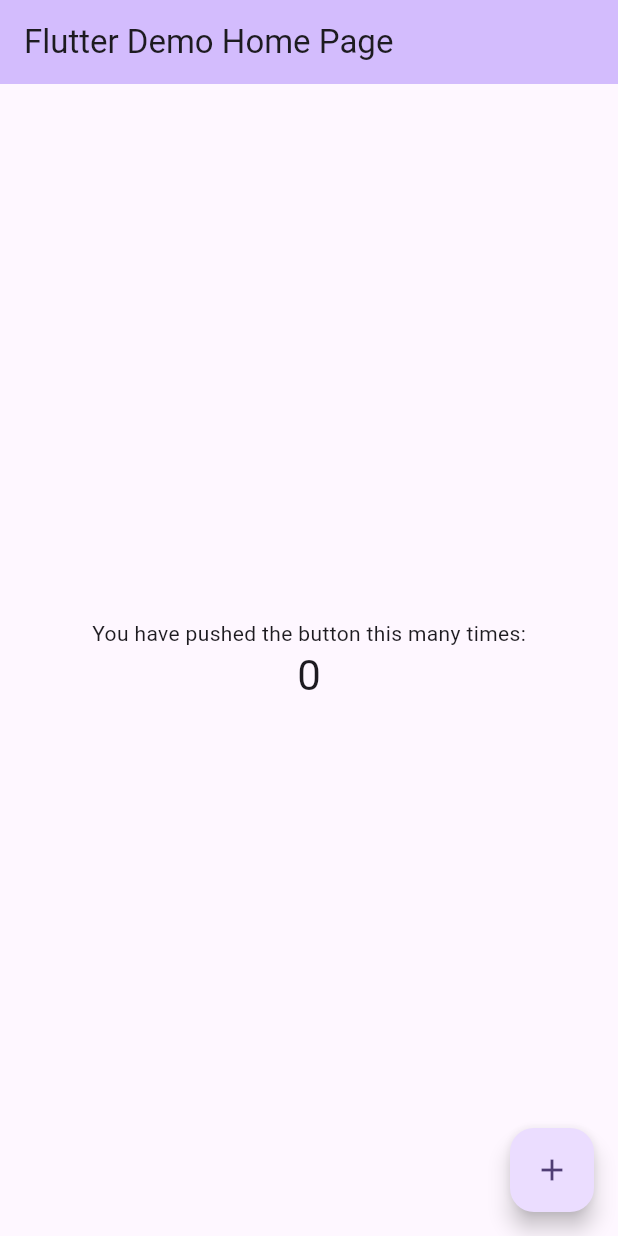
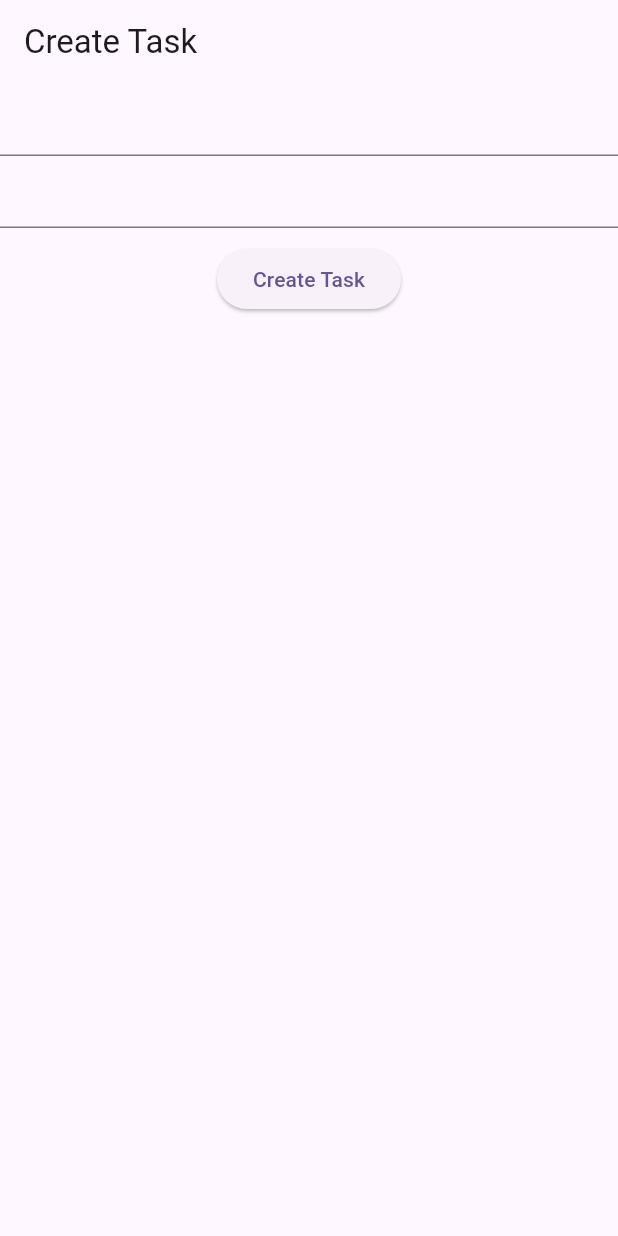
Before and after one commit to MuhammadAliKust/Flutter-B11-Firebase, a Flutter app: the screen it shows after launch, on a phone screen of 412 x 824 dp. Run offline on Flutter 3.47's test engine with Material 3 defaults, Android fonts, the phone set to English and light mode, and no system bars; our stand-ins replace cloud_firestore, firebase_core; accounts and stored records are empty.

Commit message:
Create Task Done

```diff
--- a/lib/main.dart
+++ b/lib/main.dart
@@ -1,6 +1,10 @@
+import 'package:firebase_core/firebase_core.dart';
 import 'package:flutter/material.dart';
+import 'package:flutter_b11_firebase/views/create_task.dart';
 
-void main() {
+void main() async {
+  WidgetsFlutterBinding.ensureInitialized();
+  await Firebase.initializeApp();
   runApp(const MyApp());
 }
 
@@ -31,8 +35,7 @@ class MyApp extends StatelessWidget {
           colorScheme: ColorScheme.fromSeed(seedColor: Colors.deepPurple),
           useMaterial3: true,
         ),
-      home: const MyHomePage(title: 'Flutter Demo Home Page'),
-    );
+        home: CreateTaskView());
   }
 }
 
--- a/lib/services/task.dart
+++ b/lib/services/task.dart
@@ -1,5 +1,7 @@
+
 import 'package:cloud_firestore/cloud_firestore.dart';
-import 'package:flutter_b11_firebase/models/task.dart';
+
+import '../models/task.dart';
 
 class TaskServices {
   ///Create Task
--- /dev/null
+++ b/lib/views/create_task.dart
@@ -0,0 +1,93 @@
+import 'package:flutter/material.dart';
+import 'package:flutter_b11_firebase/models/task.dart';
+import 'package:flutter_b11_firebase/services/task.dart';
+
+class CreateTaskView extends StatefulWidget {
+  CreateTaskView({super.key});
+
+  @override
+  State<CreateTaskView> createState() => _CreateTaskViewState();
+}
+
+class _CreateTaskViewState extends State<CreateTaskView> {
+  TextEditingController titleController = TextEditingController();
+
+  TextEditingController descriptionController = TextEditingController();
+
+  bool isLoading = false;
+
+  @override
+  Widget build(BuildContext context) {
+    return Scaffold(
+      appBar: AppBar(
+        title: Text("Create Task"),
+      ),
+      body: Column(
+        children: [
+          TextField(
+            controller: titleController,
+          ),
+          TextField(
+            controller: descriptionController,
+          ),
+          SizedBox(
+            height: 10,
+          ),
+          isLoading
+              ? Center(
+                  child: CircularProgressIndicator(),
+                )
+              : ElevatedButton(
+                  onPressed: () async {
+                    if (titleController.text.isEmpty) {
+                      ScaffoldMessenger.of(context).showSnackBar(
+                          SnackBar(content: Text("Title cannot be empty")));
+                      return;
+                    }
+                    if (descriptionController.text.isEmpty) {
+                      ScaffoldMessenger.of(context).showSnackBar(SnackBar(
+                          content: Text("Description cannot be empty")));
+                      return;
+                    }
+                    try {
+                      isLoading = true;
+                      setState(() {});
+                      await TaskServices()
+                          .createTask(TaskModel(
+                              title: titleController.text,
+                              description: descriptionController.text,
+                              isCompleted: false,
+                              createdAt: DateTime.now().millisecondsSinceEpoch))
+                          .then((val) {
+                        isLoading = false;
+                        setState(() {});
+                        showDialog(
+                            context: context,
+                            builder: (context) {
+                              return AlertDialog(
+                                title: Text("Message"),
+                                content:
+                                    Text("Task has been created successfully"),
+                                actions: [
+                                  TextButton(
+                                      onPressed: () {
+                                        Navigator.pop(context);
+                                      },
+                                      child: Text("Okay"))
+                                ],
+                              );
+                            });
+                      });
+                    } catch (e) {
+                      isLoading = false;
+                      setState(() {});
+                      ScaffoldMessenger.of(context)
+                          .showSnackBar(SnackBar(content: Text(e.toString())));
+                    }
+                  },
+                  child: Text("Create Task"))
+        ],
+      ),
+    );
+  }
+}
--- a/pubspec.yaml
+++ b/pubspec.yaml
@@ -36,6 +36,7 @@ dependencies:
   # Use with the CupertinoIcons class for iOS style icons.
   cupertino_icons: ^1.0.8
   cloud_firestore: ^5.6.2
+  firebase_core: ^3.10.1
 
 dev_dependencies:
   flutter_test:
```
Also changed, not shown: pubspec.lock, 3 other files. Lines whose indentation alone changed are shown as unchanged.
